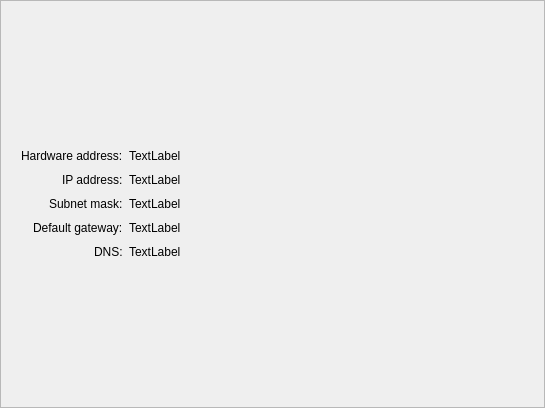
This is manager/ipv4widget.ui in OSSystems/qconnman-ui as Qt 5 draws it before an edit. The edited form follows.
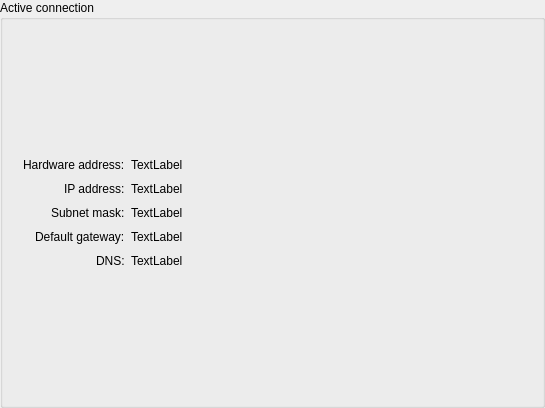
This is the edited form.

Commit message: Ipv4Widget: Replace QFrame -> QGroupBox

Patch:
```diff
--- a/manager/ipv4widget.ui
+++ b/manager/ipv4widget.ui
@@ -1,7 +1,7 @@
 <?xml version="1.0" encoding="UTF-8"?>
 <ui version="4.0">
  <class>Ipv4Widget</class>
- <widget class="QFrame" name="Ipv4Widget">
+ <widget class="QGroupBox" name="Ipv4Widget">
   <property name="geometry">
    <rect>
     <x>0</x>
@@ -10,14 +10,17 @@
     <height>408</height>
    </rect>
   </property>
+  <property name="sizePolicy">
+   <sizepolicy hsizetype="Preferred" vsizetype="Expanding">
+    <horstretch>0</horstretch>
+    <verstretch>0</verstretch>
+   </sizepolicy>
+  </property>
   <property name="windowTitle">
    <string notr="true">Form</string>
   </property>
-  <property name="frameShape">
-   <enum>QFrame::StyledPanel</enum>
-  </property>
-  <property name="frameShadow">
-   <enum>QFrame::Raised</enum>
+  <property name="title">
+   <string>Active connection</string>
   </property>
   <layout class="QFormLayout" name="formLayout_2">
    <property name="fieldGrowthPolicy">
```
Left out of the diff: 2 changed lines with no effect on the pictures. The commit also changes 3 other files.
